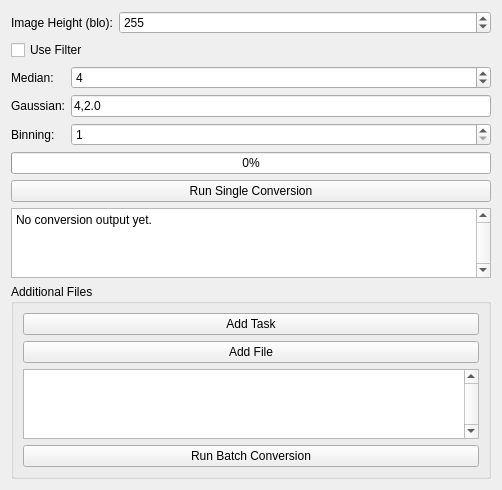
Before: the Qt Designer form ConversionAndBatchPage.ui in xinren1230/4DSTEM-TVIPSBLO-Convertor, drawn with Qt 5.
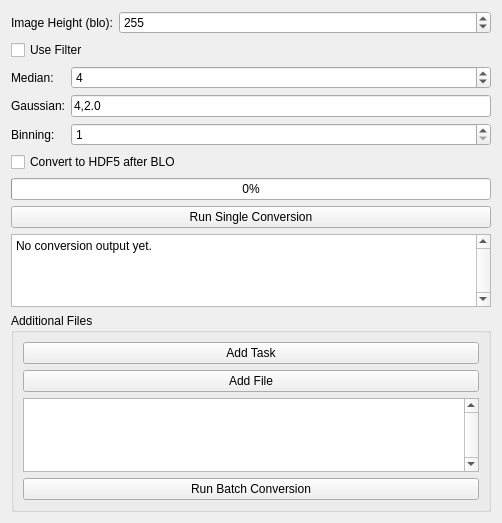
After: the same form once the commit is applied.

Commit message: Added install.bat Added Convert to HDF5(py4DSTEM) after BLO conversion

What changed in the file:
```diff
--- a/ConversionAndBatchPage.ui
+++ b/ConversionAndBatchPage.ui
@@ -7,7 +7,7 @@
     <x>0</x>
     <y>0</y>
     <width>502</width>
-    <height>477</height>
+    <height>523</height>
    </rect>
   </property>
   <property name="title">
@@ -106,8 +106,13 @@
      </item>
     </layout>
    </item>
-   
-   <!-- Progress Bar -->
+   <item>
+    <widget class="QCheckBox" name="convertToHDF5CheckBox">
+     <property name="text">
+      <string>Convert to HDF5 after BLO</string>
+     </property>
+    </widget>
+   </item>
    <item>
     <widget class="QProgressBar" name="progressBar">
      <property name="minimum">
```
Left out of the diff: 13 changed lines with no effect on the pictures. The commit also changes 2 other files.
